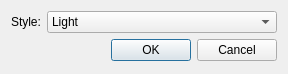
Above: ui/PreferencesDialog.ui from Q-FRC/Dashboard before the change. Below: the same form after it.
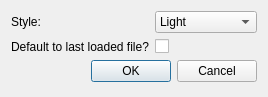
That is the form after the change.

Diff of the .ui file:
```diff
--- a/ui/PreferencesDialog.ui
+++ b/ui/PreferencesDialog.ui
@@ -6,8 +6,8 @@
    <rect>
     <x>0</x>
     <y>0</y>
-    <width>288</width>
-    <height>74</height>
+    <width>268</width>
+    <height>97</height>
    </rect>
   </property>
   <property name="windowTitle">
@@ -45,7 +45,7 @@
      </item>
     </widget>
    </item>
-   <item row="1" column="0" colspan="2">
+   <item row="2" column="0" colspan="2">
     <widget class="QDialogButtonBox" name="buttonBox">
      <property name="orientation">
       <enum>Qt::Horizontal</enum>
@@ -55,6 +55,20 @@
      </property>
     </widget>
    </item>
+   <item row="1" column="0">
+    <widget class="QLabel" name="label_2">
+     <property name="text">
+      <string>Default to last loaded file?</string>
+     </property>
+    </widget>
+   </item>
+   <item row="1" column="1">
+    <widget class="QCheckBox" name="lastLoaded">
+     <property name="text">
+      <string/>
+     </property>
+    </widget>
+   </item>
   </layout>
  </widget>
  <resources/>
```
Left out of the diff: 4 changed lines with no effect on the pictures.
